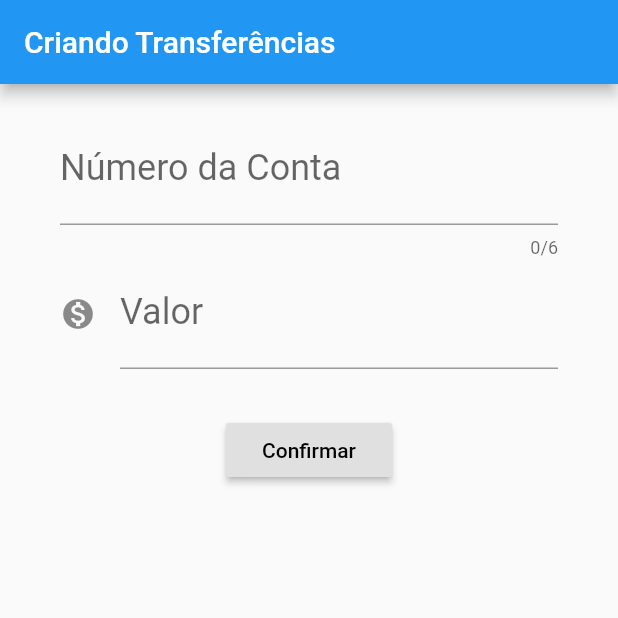
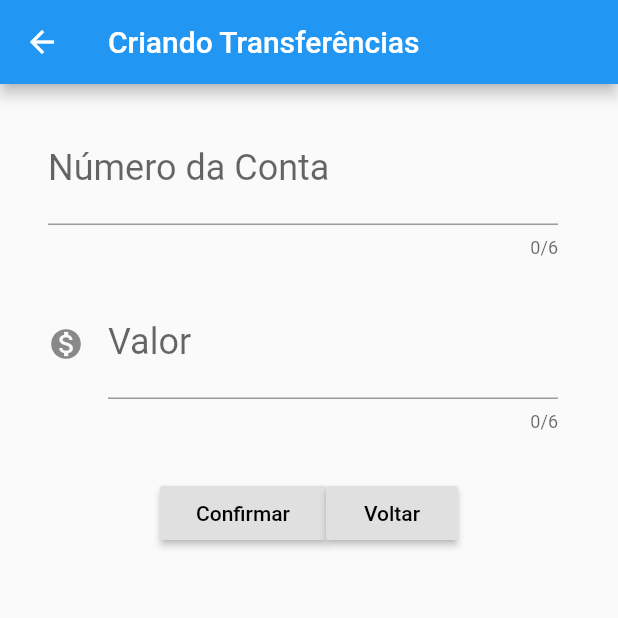
Before and after one commit to Gabarros/ByteBank, a Flutter app: the FormTransference screen opened directly, after a tap on "Confirmar", on a phone screen of 412 x 824 dp, the top half of it. Run offline on Flutter 3.47's test engine with Material 2 defaults, Android fonts, the phone set to English and light mode, and no system bars; statements that could not run were skipped.

Commit message:
Add Navigation

```diff
--- a/lib/main.dart
+++ b/lib/main.dart
@@ -7,80 +7,16 @@ class BytebankApp extends StatelessWidget {
   Widget build(BuildContext context) {
     return MaterialApp(
       home: Scaffold(
-        body: FormTransference(),
-      ),
-    );
-  }
-}
-
-class FormTransference extends StatelessWidget {
-  final TextEditingController _controllerAccountNumber =
-      TextEditingController();
-  final TextEditingController _controllerValue = TextEditingController();
-
-  @override
-  Widget build(BuildContext context) {
-    return Scaffold(
-      appBar: AppBar(
-        title: Text(
-          'Criando Transferências',
-        ),
-      ),
-      body: Column(
-        children: <Widget>[
-          Padding(
-            padding: const EdgeInsets.only(left: 40, right: 40, top: 20),
-            child: TextField(
-              controller: _controllerAccountNumber,
-              style: TextStyle(fontSize: 24.0),
-              decoration: InputDecoration(
-                labelText: 'Número da Conta',
-                hintText: '000000',
-              ),
-              keyboardType: TextInputType.number,
-              maxLength: 6,
-            ),
-          ),
-          Padding(
-            padding: const EdgeInsets.only(left: 40, right: 40),
-            child: TextField(
-              controller: _controllerValue,
-              style: TextStyle(fontSize: 24.0),
-              decoration: InputDecoration(
-                icon: Icon(Icons.monetization_on),
-                labelText: 'Valor',
-                hintText: '00,00',
-              ),
-              keyboardType: TextInputType.number,
-            ),
-          ),
-          Padding(
-            padding: const EdgeInsets.only(top: 30),
-            child: RaisedButton(
-              child: Text('Confirmar'),
-              onPressed: () {
-                final int number = int.tryParse(_controllerAccountNumber.text);
-                final double value = double.tryParse(_controllerValue.text);
-
-                if (number != null && value != null) {
-                  final transference = Transference(value, number);
-                  debugPrint(transference.toString());
-
-                  Scaffold.of(context).showSnackBar(SnackBar(
-                    content: Text(transference.toString()),
-                  ));
-                }
-              },
-              textTheme: ButtonTextTheme.primary,
-            ),
-          )
-        ],
+        body: TransferencesList(),
       ),
     );
   }
 }
 
 class TransferencesList extends StatelessWidget {
+
+  final List<Transference> _transferences = List();
+
   @override
   Widget build(BuildContext context) {
     return Scaffold(
@@ -89,19 +25,30 @@ class TransferencesList extends StatelessWidget {
           'Transferências',
         ),
       ),
-      body: Column(
-        children: <Widget>[
-          TransferenceItem(Transference(300, 123455)),
-          TransferenceItem(Transference(500, 1387713)),
-          TransferenceItem(Transference(800, 145678)),
-        ],
+      body: ListView.builder(
+        itemCount: ,
+        itemBuilder: ,
       ),
       floatingActionButton: FloatingActionButton(
         child: Icon(Icons.add),
+        onPressed: () {
+         final Future<Transference> future = Navigator.push(
+            context,
+            MaterialPageRoute(builder: (context) {
+              return FormTransference();
+            }));
+
+            future.then((transference){
+              _transferences.add(transference);
+              debugPrint('retornou');
+              debugPrint('$transference');
+            });
+        },
       ),
     );
   }
 }
+
 
 class TransferenceItem extends StatelessWidget {
   final Transference _transference;
@@ -131,3 +78,97 @@ class Transference {
     return 'Transferência{valor: $value, numeroConta: $accountNumber';
   }
 }
+
+
+
+class FormTransference extends StatelessWidget {
+  final TextEditingController _controllerAccountNumber =
+      TextEditingController();
+  final TextEditingController _controllerValue = TextEditingController();
+
+  @override
+  Widget build(BuildContext context) {
+    return Scaffold(
+      appBar: AppBar(
+        title: Text(
+          'Criando Transferências',
+        ),
+      ),
+      body: Column(
+        children: <Widget>[
+          Editor(
+            controller: _controllerAccountNumber,
+            label: 'Número da Conta',
+            hint: '000000',
+          ),
+          Editor(
+              controller: _controllerValue,
+              label: 'Valor',
+              hint: '00.00',
+              icon: Icons.monetization_on),
+          Padding(
+            padding: const EdgeInsets.only(top: 30),
+            child: Row(
+              mainAxisAlignment: MainAxisAlignment.center,
+              children: <Widget>[
+                RaisedButton(
+                  child: Text('Confirmar'),
+                  onPressed: () => _createTransference(context),
+                  textTheme: ButtonTextTheme.primary,
+                ),
+                RaisedButton(
+                  child: Text('Voltar'),
+                  onPressed: () {
+                    Navigator.push(
+                      context,
+                      MaterialPageRoute(builder: (context) {
+                        return TransferencesList();
+                      }),
+                    );
+                  },
+                  textTheme: ButtonTextTheme.primary,
+                )
+              ],
+            ),
+          )
+        ],
+      ),
+    );
+  }
+
+  void _createTransference(BuildContext context) {
+    final int number = int.tryParse(_controllerAccountNumber.text);
+    final double value = double.tryParse(_controllerValue.text);
+
+    if (number != null && value != null) {
+      final transference = Transference(value, number);
+      Navigator.pop(context, transference);
+    }
+  }
+}
+
+class Editor extends StatelessWidget {
+  final TextEditingController controller;
+  final String label, hint;
+  final IconData icon;
+
+  Editor({this.controller, this.label, this.hint, this.icon});
+
+  @override
+  Widget build(BuildContext context) {
+    return Padding(
+      padding: const EdgeInsets.only(left: 32, right: 40, top: 20),
+      child: TextField(
+        controller: controller,
+        style: TextStyle(fontSize: 24.0),
+        decoration: InputDecoration(
+          icon: icon != null ? Icon(icon) : null,
+          labelText: label,
+          hintText: hint,
+        ),
+        keyboardType: TextInputType.number,
+        maxLength: 6,
+      ),
+    );
+  }
+}
```
